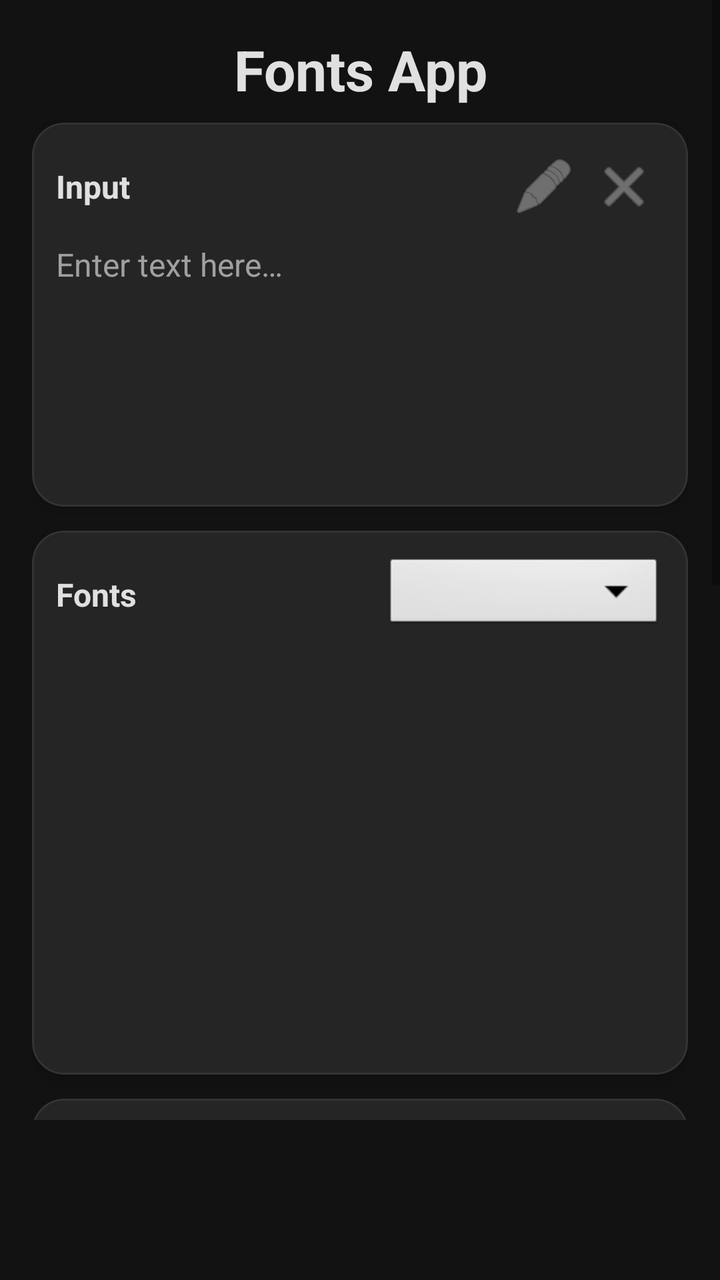
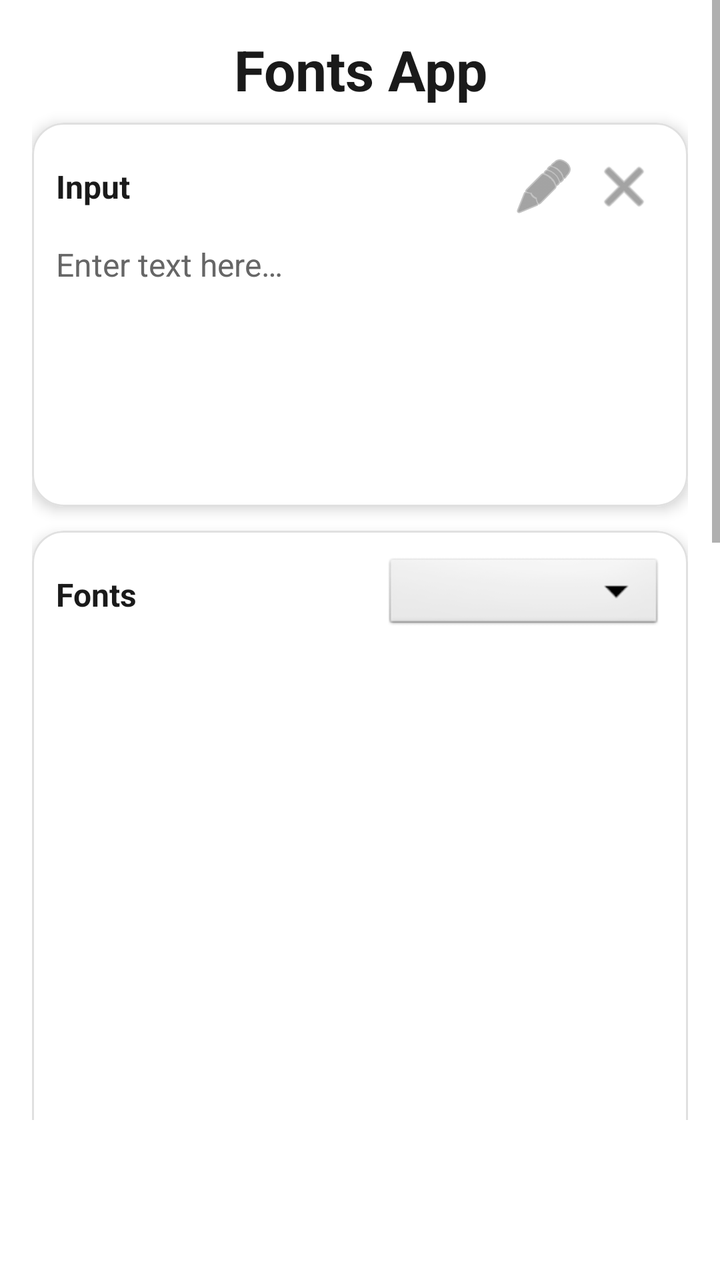

Screens rendered from an Android XML layout before and after an edit, with the pre-edit source and the edit as a unified diff.
<!-- AndroidManifest.xml: application theme Theme.FontsApp -->
<!-- res/layout/activity_main.xml -->
<?xml version="1.0" encoding="utf-8"?>
<ScrollView xmlns:android="http://schemas.android.com/apk/res/android"
    xmlns:app="http://schemas.android.com/apk/res-auto"
    android:layout_width="match_parent"
    android:layout_height="match_parent"
    android:fillViewport="true"
    android:background="?android:colorBackground"
    android:paddingBottom="80dp">

    <LinearLayout
        android:layout_width="match_parent"
        android:layout_height="wrap_content"
        android:orientation="vertical"
        android:gravity="center_horizontal"
        android:padding="16dp">

        
        <TextView
            android:id="@+id/tvTitle"
            android:layout_width="wrap_content"
            android:layout_height="wrap_content"
            android:text="@string/app_name"
            android:textSize="28sp"
            android:textStyle="bold"
            android:textColor="@color/text_primary"
            android:layout_marginBottom="8dp"
            android:gravity="center" />

        
        <com.google.android.material.card.MaterialCardView
            android:layout_width="match_parent"
            android:layout_height="wrap_content"
            android:layout_marginBottom="12dp"
            app:cardCornerRadius="16dp"
            app:cardElevation="4dp"
            app:cardBackgroundColor="@color/card_background"
            app:strokeWidth="1dp"
            app:strokeColor="@color/divider">

            <LinearLayout
                android:layout_width="match_parent"
                android:layout_height="wrap_content"
                android:orientation="vertical"
                android:padding="12dp">

                <LinearLayout
                    android:layout_width="match_parent"
                    android:layout_height="wrap_content"
                    android:orientation="horizontal"
                    android:gravity="center_vertical"
                    android:layout_marginBottom="8dp">

                    <TextView
                        android:layout_width="0dp"
                        android:layout_height="wrap_content"
                        android:layout_weight="1"
                        android:text="Input"
                        android:textSize="16sp"
                        android:textStyle="bold"
                        android:textColor="@color/text_primary" />

                    <ImageButton
                        android:id="@+id/btnPaste"
                        android:layout_width="40dp"
                        android:layout_height="40dp"
                        android:src="@android:drawable/ic_menu_edit"
                        android:background="?android:attr/selectableItemBackgroundBorderless"
                        android:contentDescription="@string/paste"
                        android:tint="@color/text_secondary" />

                    <ImageButton
                        android:id="@+id/btnClearInput"
                        android:layout_width="40dp"
                        android:layout_height="40dp"
                        android:src="@android:drawable/ic_menu_close_clear_cancel"
                        android:background="?android:attr/selectableItemBackgroundBorderless"
                        android:contentDescription="@string/clear_input"
                        android:tint="@color/text_secondary" />

                </LinearLayout>

                <EditText
                    android:id="@+id/etInput"
                    android:layout_width="match_parent"
                    android:layout_height="120dp"
                    android:gravity="top|start"
                    android:hint="@string/input_hint"
                    android:textSize="16sp"
                    android:background="@android:color/transparent"
                    android:inputType="textMultiLine|textCapSentences"
                    android:textColor="@color/text_primary"
                    android:textColorHint="@color/text_secondary" />

            </LinearLayout>

        </com.google.android.material.card.MaterialCardView>

        
        <com.google.android.material.card.MaterialCardView
            android:layout_width="match_parent"
            android:layout_height="wrap_content"
            android:layout_marginBottom="12dp"
            app:cardCornerRadius="16dp"
            app:cardElevation="4dp"
            app:cardBackgroundColor="@color/card_background"
            app:strokeWidth="1dp"
            app:strokeColor="@color/divider">

            <LinearLayout
                android:layout_width="match_parent"
                android:layout_height="wrap_content"
                android:orientation="vertical"
                android:padding="12dp">

                <LinearLayout
                    android:layout_width="match_parent"
                    android:layout_height="wrap_content"
                    android:orientation="horizontal"
                    android:gravity="center_vertical"
                    android:layout_marginBottom="8dp">

                    <TextView
                        android:layout_width="0dp"
                        android:layout_height="wrap_content"
                        android:layout_weight="1"
                        android:text="Fonts"
                        android:textSize="16sp"
                        android:textStyle="bold"
                        android:textColor="@color/text_primary" />

                    <Spinner
                        android:id="@+id/spinnerFavourites"
                        android:layout_width="140dp"
                        android:layout_height="40dp"
                        android:background="@android:drawable/btn_dropdown"
                        android:spinnerMode="dropdown" />

                </LinearLayout>

                <androidx.recyclerview.widget.RecyclerView
                    android:id="@+id/rvFonts"
                    android:layout_width="match_parent"
                    android:layout_height="200dp"
                    android:nestedScrollingEnabled="false" />

            </LinearLayout>

        </com.google.android.material.card.MaterialCardView>

        
        <com.google.android.material.card.MaterialCardView
            android:id="@+id/cardSymbols"
            android:layout_width="match_parent"
            android:layout_height="wrap_content"
            android:layout_marginBottom="12dp"
            android:visibility="gone"
            app:cardCornerRadius="16dp"
            app:cardElevation="4dp"
            app:cardBackgroundColor="@color/card_background"
            app:strokeWidth="1dp"
            app:strokeColor="@color/divider">

            <LinearLayout
                android:layout_width="match_parent"
                android:layout_height="wrap_content"
                android:orientation="vertical"
                android:padding="12dp">

                <TextView
                    android:layout_width="wrap_content"
                    android:layout_height="wrap_content"
                    android:text="Symbols"
                    android:textSize="14sp"
                    android:textStyle="bold"
                    android:textColor="@color/text_primary"
                    android:layout_marginBottom="8dp" />

                <com.google.android.flexbox.FlexboxLayout
                    android:id="@+id/flexSymbols"
                    android:layout_width="match_parent"
                    android:layout_height="wrap_content"
                    app:flexWrap="wrap"
                    app:justifyContent="flex_start" />

            </LinearLayout>

        </com.google.android.material.card.MaterialCardView>

        
        <com.google.android.material.card.MaterialCardView
            android:id="@+id/cardEmojis"
            android:layout_width="match_parent"
            android:layout_height="wrap_content"
            android:layout_marginBottom="12dp"
            android:visibility="gone"
            app:cardCornerRadius="16dp"
            app:cardElevation="4dp"
            app:cardBackgroundColor="@color/card_background"
            app:strokeWidth="1dp"
            app:strokeColor="@color/divider">

            <LinearLayout
                android:layout_width="match_parent"
                android:layout_height="wrap_content"
                android:orientation="vertical"
                android:padding="12dp">

                <TextView
                    android:layout_width="wrap_content"
                    android:layout_height="wrap_content"
                    android:text="Emojis"
                    android:textSize="14sp"
                    android:textStyle="bold"
                    android:textColor="@color/text_primary"
                    android:layout_marginBottom="8dp" />

                <com.google.android.flexbox.FlexboxLayout
                    android:id="@+id/flexEmojis"
                    android:layout_width="match_parent"
                    android:layout_height="wrap_content"
                    app:flexWrap="wrap"
                    app:justifyContent="flex_start" />

            </LinearLayout>

        </com.google.android.material.card.MaterialCardView>

        
        <com.google.android.material.card.MaterialCardView
            android:layout_width="match_parent"
            android:layout_height="wrap_content"
            android:layout_marginBottom="12dp"
            app:cardCornerRadius="16dp"
            app:cardElevation="4dp"
            app:cardBackgroundColor="@color/card_background"
            app:strokeWidth="1dp"
            app:strokeColor="@color/divider">

            <LinearLayout
                android:layout_width="match_parent"
                android:layout_height="wrap_content"
                android:orientation="vertical"
                android:padding="12dp">

                <LinearLayout
                    android:layout_width="match_parent"
                    android:layout_height="wrap_content"
                    android:orientation="horizontal"
                    android:gravity="center_vertical"
                    android:layout_marginBottom="8dp">

                    <TextView
                        android:layout_width="0dp"
                        android:layout_height="wrap_content"
                        android:layout_weight="1"
                        android:text="Output"
                        android:textSize="16sp"
                        android:textStyle="bold"
                        android:textColor="@color/text_primary" />

                    <ImageButton
                        android:id="@+id/btnCopy"
                        android:layout_width="40dp"
                        android:layout_height="40dp"
                        android:src="@android:drawable/ic_menu_save"
                        android:background="?android:attr/selectableItemBackgroundBorderless"
                        android:contentDescription="@string/copy"
                        android:tint="@color/text_secondary" />

                    <ImageButton
                        android:id="@+id/btnClearOutput"
                        android:layout_width="40dp"
                        android:layout_height="40dp"
                        android:src="@android:drawable/ic_menu_close_clear_cancel"
                        android:background="?android:attr/selectableItemBackgroundBorderless"
                        android:contentDescription="@string/clear_output"
                        android:tint="@color/text_secondary" />

                </LinearLayout>

                <EditText
                    android:id="@+id/etOutput"
                    android:layout_width="match_parent"
                    android:layout_height="120dp"
                    android:gravity="top|start"
                    android:hint="@string/output_hint"
                    android:textSize="16sp"
                    android:background="@android:color/transparent"
                    android:inputType="textMultiLine"
                    android:textColor="@color/text_primary"
                    android:textColorHint="@color/text_secondary"
                    android:focusable="false"
                    android:longClickable="true"
                    android:textIsSelectable="true" />

                
                <LinearLayout
                    android:layout_width="match_parent"
                    android:layout_height="wrap_content"
                    android:orientation="horizontal"
                    android:gravity="center_vertical"
                    android:layout_marginTop="8dp">

                    <TextView
                        android:layout_width="wrap_content"
                        android:layout_height="wrap_content"
                        android:text="Size:"
                        android:textSize="12sp"
                        android:textColor="@color/text_secondary"
                        android:layout_marginEnd="8dp" />

                    <SeekBar
                        android:id="@+id/sbFontSize"
                        android:layout_width="0dp"
                        android:layout_height="wrap_content"
                        android:layout_weight="1"
                        android:max="40"
                        android:progress="16"
                        android:min="8" />

                    <TextView
                        android:id="@+id/tvFontSize"
                        android:layout_width="40dp"
                        android:layout_height="wrap_content"
                        android:text="16"
                        android:textSize="12sp"
                        android:textColor="@color/text_secondary"
                        android:gravity="center" />

                </LinearLayout>

            </LinearLayout>

        </com.google.android.material.card.MaterialCardView>

        
        <com.google.android.material.card.MaterialCardView
            android:layout_width="match_parent"
            android:layout_height="wrap_content"
            android:layout_marginBottom="12dp"
            app:cardCornerRadius="16dp"
            app:cardElevation="4dp"
            app:cardBackgroundColor="@color/card_background"
            app:strokeWidth="1dp"
            app:strokeColor="@color/divider">

            <LinearLayout
                android:layout_width="match_parent"
                android:layout_height="wrap_content"
                android:orientation="vertical"
                android:padding="12dp">

                <TextView
                    android:layout_width="wrap_content"
                    android:layout_height="wrap_content"
                    android:text="Transform"
                    android:textSize="14sp"
                    android:textStyle="bold"
                    android:textColor="@color/text_primary"
                    android:layout_marginBottom="8dp" />

                <LinearLayout
                    android:layout_width="match_parent"
                    android:layout_height="wrap_content"
                    android:orientation="horizontal"
                    android:gravity="center">

                    <com.google.android.material.button.MaterialButton
                        android:id="@+id/btnFlipUp"
                        style="@style/Widget.FontsApp.Button.Outlined"
                        android:layout_width="0dp"
                        android:layout_height="wrap_content"
                        android:layout_weight="1"
                        android:layout_marginEnd="4dp"
                        android:text="@string/flip_up"
                        android:textSize="11sp" />

                    <com.google.android.material.button.MaterialButton
                        android:id="@+id/btnFlipDown"
                        style="@style/Widget.FontsApp.Button.Outlined"
                        android:layout_width="0dp"
                        android:layout_height="wrap_content"
                        android:layout_weight="1"
                        android:layout_marginEnd="4dp"
                        android:text="@string/flip_down"
                        android:textSize="11sp" />

                    <com.google.android.material.button.MaterialButton
                        android:id="@+id/btnFlipLeft"
                        style="@style/Widget.FontsApp.Button.Outlined"
                        android:layout_width="0dp"
                        android:layout_height="wrap_content"
                        android:layout_weight="1"
                        android:layout_marginEnd="4dp"
                        android:text="@string/flip_left"
                        android:textSize="11sp" />

                    <com.google.android.material.button.MaterialButton
                        android:id="@+id/btnFlipRight"
                        style="@style/Widget.FontsApp.Button.Outlined"
                        android:layout_width="0dp"
                        android:layout_height="wrap_content"
                        android:layout_weight="1"
                        android:layout_marginEnd="4dp"
                        android:text="@string/flip_right"
                        android:textSize="11sp" />

                    <com.google.android.material.button.MaterialButton
                        android:id="@+id/btnReverse"
                        style="@style/Widget.FontsApp.Button.Outlined"
                        android:layout_width="0dp"
                        android:layout_height="wrap_content"
                        android:layout_weight="1"
                        android:text="@string/reverse"
                        android:textSize="11sp" />

                </LinearLayout>

            </LinearLayout>

        </com.google.android.material.card.MaterialCardView>

        
        <com.google.android.material.card.MaterialCardView
            android:layout_width="match_parent"
            android:layout_height="wrap_content"
            android:layout_marginBottom="12dp"
            app:cardCornerRadius="16dp"
            app:cardElevation="4dp"
            app:cardBackgroundColor="@color/card_background"
            app:strokeWidth="1dp"
            app:strokeColor="@color/divider">

            <LinearLayout
                android:layout_width="match_parent"
                android:layout_height="wrap_content"
                android:orientation="vertical"
                android:padding="12dp">

                <TextView
                    android:layout_width="wrap_content"
                    android:layout_height="wrap_content"
                    android:text="Actions"
                    android:textSize="14sp"
                    android:textStyle="bold"
                    android:textColor="@color/text_primary"
                    android:layout_marginBottom="8dp" />

                <LinearLayout
                    android:layout_width="match_parent"
                    android:layout_height="wrap_content"
                    android:orientation="horizontal"
                    android:gravity="center">

                    <com.google.android.material.button.MaterialButton
                        android:id="@+id/btnSymbols"
                        style="@style/Widget.FontsApp.Button"
                        android:layout_width="0dp"
                        android:layout_height="wrap_content"
                        android:layout_weight="1"
                        android:layout_marginEnd="4dp"
                        android:text="@string/symbols"
                        android:textSize="11sp"
                        app:icon="@android:drawable/ic_menu_sort_by_size"
                        app:iconSize="16dp" />

                    <com.google.android.material.button.MaterialButton
                        android:id="@+id/btnEmojis"
                        style="@style/Widget.FontsApp.Button"
                        android:layout_width="0dp"
                        android:layout_height="wrap_content"
                        android:layout_weight="1"
                        android:layout_marginEnd="4dp"
                        android:text="@string/emojis"
                        android:textSize="11sp"
                        app:icon="@android:drawable/ic_menu_gallery"
                        app:iconSize="16dp" />

                    <com.google.android.material.button.MaterialButton
                        android:id="@+id/btnSave"
                        style="@style/Widget.FontsApp.Button"
                        android:layout_width="0dp"
                        android:layout_height="wrap_content"
                        android:layout_weight="1"
                        android:layout_marginEnd="4dp"
                        android:text="@string/save"
                        android:textSize="11sp"
                        app:icon="@android:drawable/ic_menu_save"
                        app:iconSize="16dp" />

                    <com.google.android.material.button.MaterialButton
                        android:id="@+id/btnLoad"
                        style="@style/Widget.FontsApp.Button"
                        android:layout_width="0dp"
                        android:layout_height="wrap_content"
                        android:layout_weight="1"
                        android:layout_marginEnd="4dp"
                        android:text="@string/load"
                        android:textSize="11sp"
                        app:icon="@android:drawable/ic_menu_upload"
                        app:iconSize="16dp" />

                    <com.google.android.material.button.MaterialButton
                        android:id="@+id/btnUploadFont"
                        style="@style/Widget.FontsApp.Button"
                        android:layout_width="0dp"
                        android:layout_height="wrap_content"
                        android:layout_weight="1"
                        android:text="@string/upload_font"
                        android:textSize="11sp"
                        app:icon="@android:drawable/ic_menu_add"
                        app:iconSize="16dp" />

                </LinearLayout>

            </LinearLayout>

        </com.google.android.material.card.MaterialCardView>

        
        <LinearLayout
            android:layout_width="match_parent"
            android:layout_height="wrap_content"
            android:orientation="horizontal"
            android:gravity="center"
            android:layout_marginBottom="16dp">

            <com.google.android.material.button.MaterialButton
                android:id="@+id/btnSettings"
                style="@style/Widget.FontsApp.Button"
                android:layout_width="0dp"
                android:layout_height="wrap_content"
                android:layout_weight="1"
                android:layout_marginEnd="8dp"
                android:text="@string/settings"
                app:icon="@android:drawable/ic_menu_preferences" />

            <com.google.android.material.button.MaterialButton
                android:id="@+id/btnAbout"
                style="@style/Widget.FontsApp.Button"
                android:layout_width="0dp"
                android:layout_height="wrap_content"
                android:layout_weight="1"
                android:text="@string/about"
                app:icon="@android:drawable/ic_menu_info_details" />

        </LinearLayout>

    </LinearLayout>

</ScrollView>
<!-- resources referenced by this layout -->
<resources>
  <color name="card_background">#FF252525</color>
  <color name="divider">#FF333333</color>
  <color name="text_primary">#FFE0E0E0</color>
  <color name="text_secondary">#FFA0A0A0</color>
  <string name="about">About</string>
  <string name="app_name">Fonts App</string>
  <string name="clear_input">Clear Input</string>
  <string name="clear_output">Clear Output</string>
  <string name="copy">Copy</string>
  <string name="emojis">Emojis</string>
  <string name="flip_down">Flip Down</string>
  <string name="flip_left">Flip Left</string>
  <string name="flip_right">Flip Right</string>
  <string name="flip_up">Flip Up</string>
  <string name="input_hint">Enter text here…</string>
  <string name="load">Load</string>
  <string name="output_hint">Styled text appears here…</string>
  <string name="paste">Paste</string>
  <string name="reverse">Reverse</string>
  <string name="save">Save</string>
  <string name="settings">Settings</string>
  <string name="symbols">Symbols</string>
  <string name="upload_font">Upload Font</string>
  <style name="Widget.FontsApp.Button" parent="Widget.MaterialComponents.Button">
          <item name="android:textSize">13sp</item>
          <item name="cornerRadius">12dp</item>
          <item name="android:paddingStart">12dp</item>
          <item name="android:paddingEnd">12dp</item>
          <item name="android:paddingTop">8dp</item>
          <item name="android:paddingBottom">8dp</item>
      </style>
  <style name="Widget.FontsApp.Button.Outlined" parent="Widget.MaterialComponents.Button.OutlinedButton">
          <item name="android:textSize">13sp</item>
          <item name="cornerRadius">12dp</item>
          <item name="android:paddingStart">12dp</item>
          <item name="android:paddingEnd">12dp</item>
          <item name="android:paddingTop">8dp</item>
          <item name="android:paddingBottom">8dp</item>
      </style>
  <style name="Theme.FontsApp" parent="Theme.MaterialComponents.DayNight.NoActionBar">
          <item name="colorPrimary">@color/primary</item>
          <item name="colorPrimaryVariant">@color/primary_variant</item>
          <item name="colorOnPrimary">@color/on_primary</item>
          <item name="colorSecondary">@color/secondary</item>
          <item name="colorSecondaryVariant">@color/secondary_variant</item>
          <item name="colorOnSecondary">@color/on_secondary</item>
          <item name="android:colorBackground">@color/background</item>
          <item name="colorSurface">@color/surface</item>
          <item name="colorOnSurface">@color/on_surface</item>
          <item name="colorError">@color/error</item>
          <item name="android:statusBarColor">@color/background</item>
          <item name="android:navigationBarColor">@color/background</item>
      </style>
  <color name="primary">#FF6B9CE8</color>
  <color name="primary_variant">#FF4A7FD4</color>
  <color name="on_primary">#FFFFFFFF</color>
  <color name="secondary">#FFE87A5B</color>
  <color name="secondary_variant">#FFD45A3B</color>
  <color name="on_secondary">#FFFFFFFF</color>
  <color name="background">#FF121212</color>
  <color name="surface">#FF1E1E1E</color>
  <color name="on_surface">#FFE0E0E0</color>
  <color name="error">#FFCF6679</color>
</resources>

<!-- the commit's change to res/layout/activity_main.xml (unified diff, before → after) -->
@@ -14,7 +14,6 @@
         android:gravity="center_horizontal"
         android:padding="16dp">
 
-        
         <TextView
             android:id="@+id/tvTitle"
             android:layout_width="wrap_content"
@@ -26,7 +25,6 @@
             android:layout_marginBottom="8dp"
             android:gravity="center" />
 
-        
         <com.google.android.material.card.MaterialCardView
             android:layout_width="match_parent"
             android:layout_height="wrap_content"
@@ -95,7 +93,6 @@
 
         </com.google.android.material.card.MaterialCardView>
 
-        
         <com.google.android.material.card.MaterialCardView
             android:layout_width="match_parent"
             android:layout_height="wrap_content"
@@ -140,14 +137,13 @@
                 <androidx.recyclerview.widget.RecyclerView
                     android:id="@+id/rvFonts"
                     android:layout_width="match_parent"
-                    android:layout_height="200dp"
+                    android:layout_height="300dp"
                     android:nestedScrollingEnabled="false" />
 
             </LinearLayout>
 
         </com.google.android.material.card.MaterialCardView>
 
-        
         <com.google.android.material.card.MaterialCardView
             android:id="@+id/cardSymbols"
             android:layout_width="match_parent"
@@ -186,7 +182,6 @@
 
         </com.google.android.material.card.MaterialCardView>
 
-        
         <com.google.android.material.card.MaterialCardView
             android:id="@+id/cardEmojis"
             android:layout_width="match_parent"
@@ -225,7 +220,6 @@
 
         </com.google.android.material.card.MaterialCardView>
 
-        
         <com.google.android.material.card.MaterialCardView
             android:layout_width="match_parent"
             android:layout_height="wrap_content"
@@ -262,7 +256,7 @@
                         android:id="@+id/btnCopy"
                         android:layout_width="40dp"
                         android:layout_height="40dp"
-                        android:src="@android:drawable/ic_menu_save"
+                        android:src="@android:drawable/ic_menu_share"
                         android:background="?android:attr/selectableItemBackgroundBorderless"
                         android:contentDescription="@string/copy"
                         android:tint="@color/text_secondary" />
@@ -293,7 +287,6 @@
                     android:longClickable="true"
                     android:textIsSelectable="true" />
 
-                
                 <LinearLayout
                     android:layout_width="match_parent"
                     android:layout_height="wrap_content"
@@ -333,7 +326,6 @@
 
         </com.google.android.material.card.MaterialCardView>
 
-        
         <com.google.android.material.card.MaterialCardView
             android:layout_width="match_parent"
             android:layout_height="wrap_content"
@@ -420,7 +412,6 @@
 
         </com.google.android.material.card.MaterialCardView>
 
-        
         <com.google.android.material.card.MaterialCardView
             android:layout_width="match_parent"
             android:layout_height="wrap_content"
@@ -450,7 +441,8 @@
                     android:layout_width="match_parent"
                     android:layout_height="wrap_content"
                     android:orientation="horizontal"
-                    android:gravity="center">
+                    android:gravity="center"
+                    android:layout_marginBottom="8dp">
 
                     <com.google.android.material.button.MaterialButton
                         android:id="@+id/btnSymbols"
@@ -482,12 +474,19 @@
                         android:layout_width="0dp"
                         android:layout_height="wrap_content"
                         android:layout_weight="1"
-                        android:layout_marginEnd="4dp"
                         android:text="@string/save"
                         android:textSize="11sp"
                         app:icon="@android:drawable/ic_menu_save"
                         app:iconSize="16dp" />
 
+                </LinearLayout>
+
+                <LinearLayout
+                    android:layout_width="match_parent"
+                    android:layout_height="wrap_content"
+                    android:orientation="horizontal"
+                    android:gravity="center">
+
                     <com.google.android.material.button.MaterialButton
                         android:id="@+id/btnLoad"
                         style="@style/Widget.FontsApp.Button"
@@ -506,18 +505,29 @@
                         android:layout_width="0dp"
                         android:layout_height="wrap_content"
                         android:layout_weight="1"
+                        android:layout_marginEnd="4dp"
                         android:text="@string/upload_font"
                         android:textSize="11sp"
                         app:icon="@android:drawable/ic_menu_add"
                         app:iconSize="16dp" />
 
-                </LinearLayout>
-
-            </LinearLayout>
-
-        </com.google.android.material.card.MaterialCardView>
-
-        
+                    <com.google.android.material.button.MaterialButton
+                        android:id="@+id/btnCopyOutput"
+                        style="@style/Widget.FontsApp.Button"
+                        android:layout_width="0dp"
+                        android:layout_height="wrap_content"
+                        android:layout_weight="1"
+                        android:text="@string/copy"
+                        android:textSize="11sp"
+                        app:icon="@android:drawable/ic_menu_share"
+                        app:iconSize="16dp" />
+
+                </LinearLayout>
+
+            </LinearLayout>
+
+        </com.google.android.material.card.MaterialCardView>
+
         <LinearLayout
             android:layout_width="match_parent"
             android:layout_height="wrap_content"
@@ -546,6 +556,16 @@
 
         </LinearLayout>
 
+        <TextView
+            android:id="@+id/tvStatus"
+            android:layout_width="match_parent"
+            android:layout_height="wrap_content"
+            android:gravity="center"
+            android:textSize="14sp"
+            android:textColor="@color/accent_green"
+            android:alpha="0"
+            android:padding="8dp" />
+
     </LinearLayout>
 
 </ScrollView>
<!-- resource entries referenced after the edit -->
@@ -1,9 +1,10 @@
 <!-- resources referenced by this layout -->
 <resources>
-  <color name="card_background">#FF252525</color>
-  <color name="divider">#FF333333</color>
-  <color name="text_primary">#FFE0E0E0</color>
-  <color name="text_secondary">#FFA0A0A0</color>
+  <color name="accent_green">#FF4CAF50</color>
+  <color name="card_background">#FFFFFFFF</color>
+  <color name="divider">#FFE0E0E0</color>
+  <color name="text_primary">#FF1A1A1A</color>
+  <color name="text_secondary">#FF666666</color>
   <string name="about">About</string>
   <string name="app_name">Fonts App</string>
   <string name="clear_input">Clear Input</string>
@@ -52,16 +53,17 @@
           <item name="colorError">@color/error</item>
           <item name="android:statusBarColor">@color/background</item>
           <item name="android:navigationBarColor">@color/background</item>
+          <item name="android:forceDarkAllowed">false</item>
       </style>
-  <color name="primary">#FF6B9CE8</color>
-  <color name="primary_variant">#FF4A7FD4</color>
-  <color name="on_primary">#FFFFFFFF</color>
-  <color name="secondary">#FFE87A5B</color>
-  <color name="secondary_variant">#FFD45A3B</color>
-  <color name="on_secondary">#FFFFFFFF</color>
-  <color name="background">#FF121212</color>
-  <color name="surface">#FF1E1E1E</color>
-  <color name="on_surface">#FFE0E0E0</color>
-  <color name="error">#FFCF6679</color>
+  <color name="primary">#FF8AB4F8</color>
+  <color name="primary_variant">#FF6B9CE8</color>
+  <color name="on_primary">#FF000000</color>
+  <color name="secondary">#FFF28B82</color>
+  <color name="secondary_variant">#FFE87A5B</color>
+  <color name="on_secondary">#FF000000</color>
+  <color name="background">#FFFFFFFF</color>
+  <color name="surface">#FFF5F5F5</color>
+  <color name="on_surface">#FF1A1A1A</color>
+  <color name="error">#FFB00020</color>
 </resources>
 
